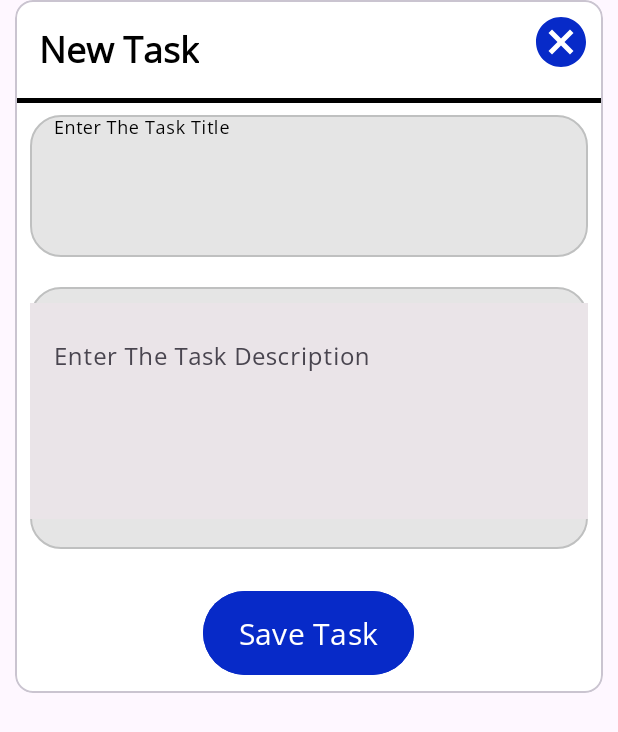
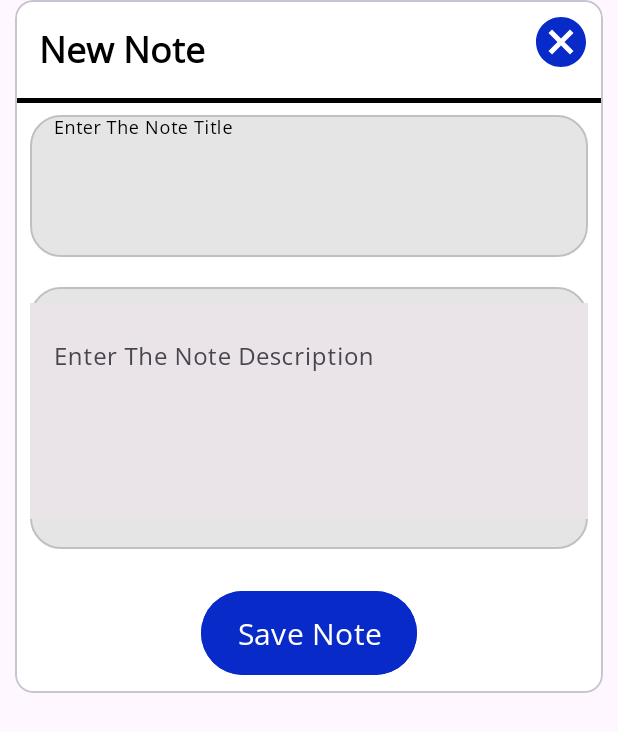
Before and after one commit to ChamodJ/NotesApp, an Android app: the layout add_task_dialog.xml on its own in the app's theme, with its tools: preview values and no code run, on a phone screen of 412 x 824 dp. Shown: the top 732 px of the screen. Run offline under Robolectric (Android 15) with nearby library versions, the phone set to English and light mode, and no system bars.

Commit message:
Update UI

```diff
--- a/app/src/main/res/values/strings.xml
+++ b/app/src/main/res/values/strings.xml
@@ -3,10 +3,10 @@
     <string name="hello_txt">Hello!</string>
     <string name="youernotes_txt">Your Notes</string>
     <string name="Entersearchtitle_txt">Enter search title</string>
-    <string name="add_task_txt">Add Task</string>
-    <string name="update_task_txt">Update Task</string>
-    <string name="enter_the_task_title_txt">Enter The Task Title</string>
-    <string name="Enter_The_Task_Description_txt">Enter The Task Description</string>
-    <string name="New_Task_txt">New Task</string>
-    <string name="Save_Task_txt">Save Task</string>
+    <string name="add_task_txt">Add Note</string>
+    <string name="update_task_txt">Update Note</string>
+    <string name="enter_the_task_title_txt">Enter The Note Title</string>
+    <string name="Enter_The_Task_Description_txt">Enter The Note Description</string>
+    <string name="New_Task_txt">New Note</string>
+    <string name="Save_Task_txt">Save Note</string>
 </resources>
```
